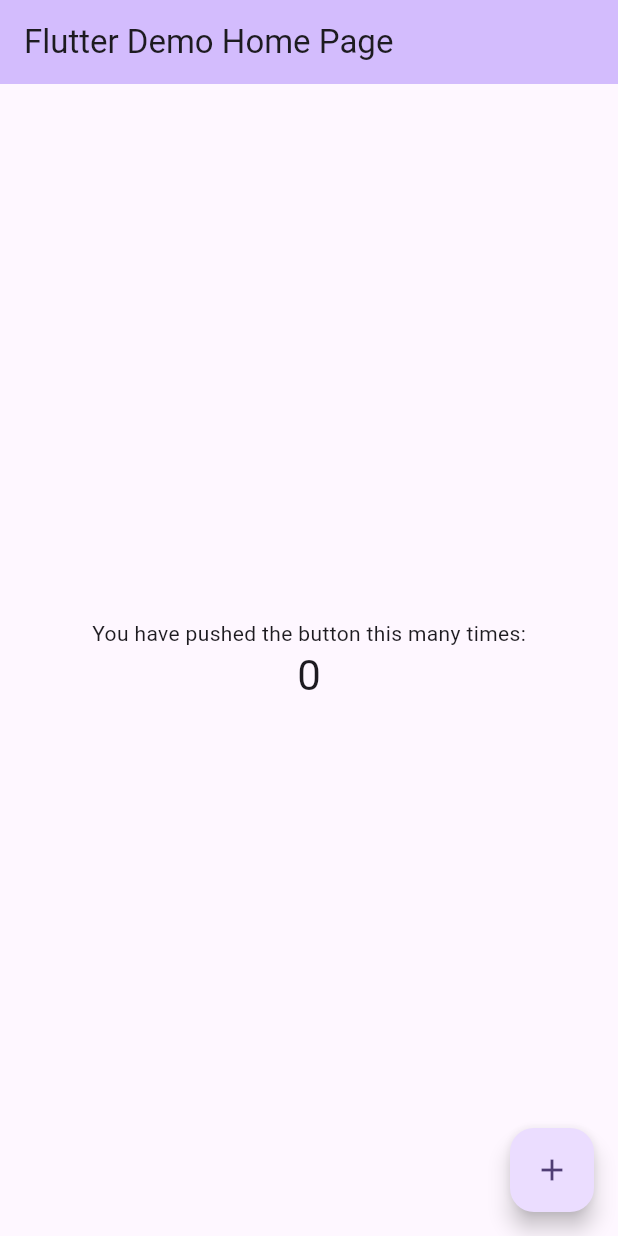
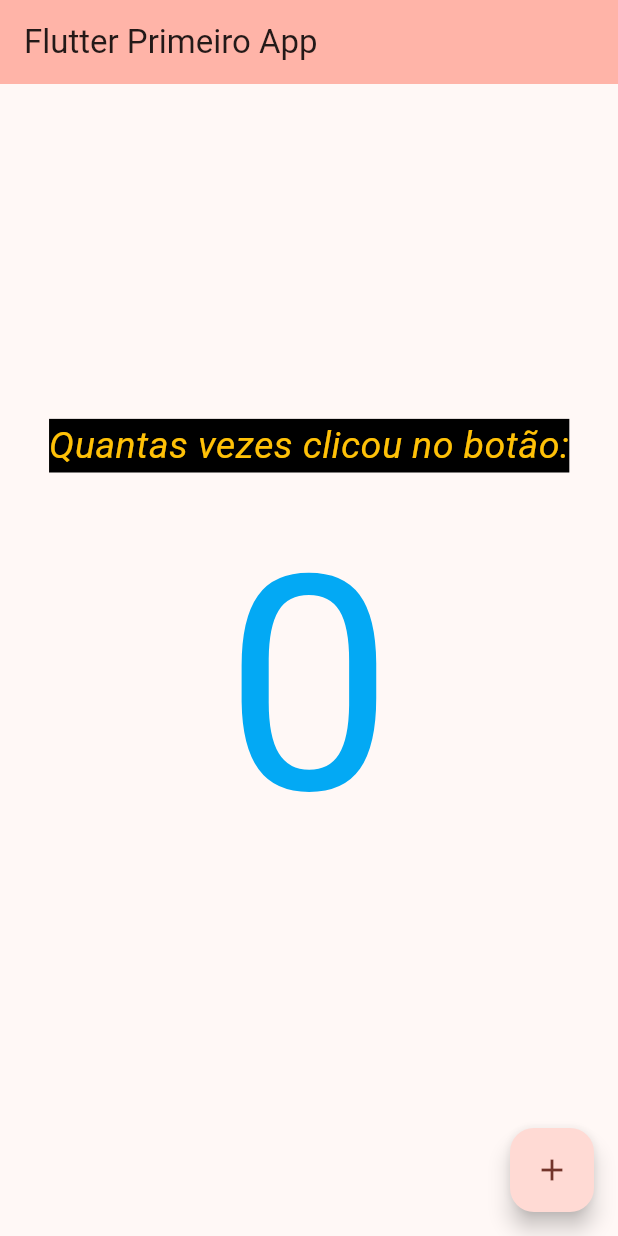
Before and after one commit to jonhnery/primeiro_app_flutter, a Flutter app: the screen it shows after launch, on a phone screen of 412 x 824 dp. Run offline on Flutter 3.47's test engine with Material 2 defaults, Android fonts, the phone set to English and light mode, and no system bars.

Commit message:
Atualizacão 1

```diff
--- a/lib/main.dart
+++ b/lib/main.dart
@@ -11,7 +11,7 @@ class MyApp extends StatelessWidget {
   @override
   Widget build(BuildContext context) {
     return MaterialApp(
-      title: 'Flutter Demo',
+      title: 'Flutter Teste',
       theme: ThemeData(
         // This is the theme of your application.
         //
@@ -28,10 +28,11 @@ class MyApp extends StatelessWidget {
         //
         // This works for code too, not just values: Most code changes can be
         // tested with just a hot reload.
-        colorScheme: ColorScheme.fromSeed(seedColor: Colors.deepPurple),
+        colorScheme:
+            ColorScheme.fromSeed(seedColor: Color.fromARGB(255, 255, 0, 0)),
         useMaterial3: true,
       ),
-      home: const MyHomePage(title: 'Flutter Demo Home Page'),
+      home: const MyHomePage(title: 'Flutter Primeiro App'),
     );
   }
 }
@@ -106,11 +107,16 @@ class _MyHomePageState extends State<MyHomePage> {
           mainAxisAlignment: MainAxisAlignment.center,
           children: <Widget>[
             const Text(
-              'You have pushed the button this many times:',
+              'Quantas vezes clicou no botão:',
+              style: TextStyle(
+                  backgroundColor: Colors.black,
+                  color: Colors.amber,
+                  fontStyle: FontStyle.italic,
+                  fontSize: 25),
             ),
             Text(
               '$_counter',
-              style: Theme.of(context).textTheme.headlineMedium,
+              style: TextStyle(fontSize: 200, color: Colors.lightBlue),
             ),
           ],
         ),
@@ -119,7 +125,8 @@ class _MyHomePageState extends State<MyHomePage> {
         onPressed: _incrementCounter,
         tooltip: 'Increment',
         child: const Icon(Icons.add),
-      ), // This trailing comma makes auto-formatting nicer for build methods.
+      ),
+      // This trailing comma makes auto-formatting nicer for build methods.
     );
   }
 }
```
